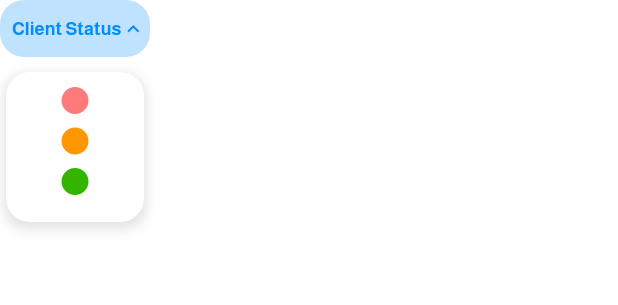
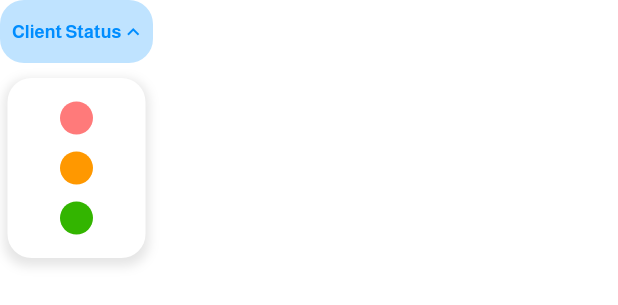
Before and after one commit to Taim-Amer/Debts, a Flutter app: the ClientStatusContainer widget shown alone on an empty page, opened directly, after a tap on "Client Status", on a phone screen of 412 x 824 dp. Shown: the top 305 px of the screen. Run offline on Flutter 3.47's test engine with Material 3 defaults, Android fonts, the phone set to English and light mode, and no system bars; our stand-ins replace dio, firebase_core, firebase_messaging, flutter_otp_text_field, flutter_screenutil, flutter_svg and 9 more; missing offline and left inert: measure_size_builder; accounts and stored records are empty; network calls fail.

Commit message:
Update Client Profile Screen

```diff
--- a/lib/features/debts/controllers/client_profile_controller/client_profile_controller.dart
+++ b/lib/features/debts/controllers/client_profile_controller/client_profile_controller.dart
@@ -75,6 +75,7 @@ class ClientProfileController extends GetxController{
       getClientProfile(clientProfileModel.value.customer!.id!);
     } catch(error){
       updateColorsStatus(value: RequestState.onError);
+      TLoggerHelper.warning(error.toString());
     }
   }
 }
--- a/lib/features/debts/screens/client_profile/widgets/client_profile_header.dart
+++ b/lib/features/debts/screens/client_profile/widgets/client_profile_header.dart
@@ -13,7 +13,9 @@ class ClientProfileHeader extends StatelessWidget {
   @override
   Widget build(BuildContext context) {
     final clientProfileModel = ClientProfileController.instance.clientProfileModel;
-    return Column(
+    return Padding(
+      padding: EdgeInsets.only(top: TSizes.spaceBtwSections.h, bottom: TSizes.sm.h),
+      child: Column(
         children: [
           SvgPicture.asset(TImages.profile),
           TSizes.xs.verticalSpace,
@@ -31,6 +33,7 @@ class ClientProfileHeader extends StatelessWidget {
             ],
           ),
         ],
+      ),
     );
   }
 }
--- a/lib/features/debts/screens/client_profile/widgets/client_status_container.dart
+++ b/lib/features/debts/screens/client_profile/widgets/client_status_container.dart
@@ -1,6 +1,7 @@
 import 'package:flutter/material.dart';
 import 'package:flutter_screenutil/flutter_screenutil.dart';
 import 'package:taha_debts/common/widgets/custom_shapes/containers/rounded_container.dart';
+import 'package:taha_debts/features/debts/controllers/client_profile_controller/client_profile_controller.dart';
 import 'package:taha_debts/localization/keys.dart';
 import 'package:taha_debts/utils/constants/colors.dart';
 import 'package:taha_debts/utils/constants/sizes.dart';
@@ -28,8 +29,8 @@ class _ClientStatusContainerState extends State<ClientStatusContainer> {
         GestureDetector(
           onTap: toggleExpand,
           child: TRoundedContainer(
-            height: 38.h,
-            width: 100.w,
+            height: 42.h,
+            width: 102.w,
             padding: const EdgeInsets.all(TSizes.sm),
             backgroundColor: const Color(0xFFBFE3FF),
             child: Row(
@@ -66,20 +67,39 @@ class _ClientStatusContainerState extends State<ClientStatusContainer> {
             duration: const Duration(milliseconds: 300),
             child: AnimatedContainer(
               duration: const Duration(milliseconds: 300),
-              height: isExpanded ? 100.h : 0,
+              height: isExpanded ? 120.h : 0,
               curve: Curves.easeInOut,
               padding: EdgeInsets.all(10.w),
-              child: SingleChildScrollView(
-                child: Column(
-                  mainAxisSize: MainAxisSize.min,
-                  children: [
-                    const TRoundedContainer(backgroundColor: TColors.redColor, width: 18, height: 18),
-                    9.verticalSpace,
-                    const TRoundedContainer(backgroundColor: TColors.yellowColor, width: 18, height: 18),
-                    9.verticalSpace,
-                    const TRoundedContainer(backgroundColor: TColors.greenColor, width: 18, height: 18),
-                  ],
-                ),
+              child: Column(
+                mainAxisAlignment: MainAxisAlignment.spaceAround,
+                children: [
+                  GestureDetector(
+                    onTap: () => ClientProfileController.instance.updateClientStatus('unallowed'),
+                    child: const TRoundedContainer(
+                      backgroundColor: TColors.redColor,
+                      width: 22,
+                      height: 22,
+                    ),
+                  ),
+                  // 9.verticalSpace,
+                  GestureDetector(
+                    onTap: () => ClientProfileController.instance.updateClientStatus('warn'),
+                    child: const TRoundedContainer(
+                      backgroundColor: TColors.yellowColor,
+                      width: 22,
+                      height: 22,
+                    ),
+                  ),
+                  // 9.verticalSpace,
+                  GestureDetector(
+                    onTap: () => ClientProfileController.instance.updateClientStatus('allowed'),
+                    child: const TRoundedContainer(
+                      backgroundColor: TColors.greenColor,
+                      width: 22,
+                      height: 22,
+                    ),
+                  ),
+                ],
               ),
             ),
           ),
--- a/lib/features/debts/screens/home/widgets/search_by_country_animated_container.dart
+++ b/lib/features/debts/screens/home/widgets/search_by_country_animated_container.dart
@@ -7,7 +7,6 @@ import 'package:taha_debts/features/debts/controllers/home_controller/home_contr
 import 'package:taha_debts/utils/constants/colors.dart';
 import 'package:taha_debts/utils/constants/sizes.dart';
 import 'package:taha_debts/utils/helpers/helper_functions.dart';
-import 'package:taha_debts/utils/logging/logger.dart';
 
 class SearchByCountryAnimatedContainer extends StatefulWidget {
   const SearchByCountryAnimatedContainer({super.key});
@@ -105,8 +104,6 @@ class _SearchByCountryAnimatedContainerState extends State<SearchByCountryAnimat
                   physics: const NeverScrollableScrollPhysics(),
                   itemCount: DebtScheduleController.instance.regionsModel.value.data?.length ?? 0,
                   itemBuilder: (context, index) {
-                    print(DebtScheduleController.instance.regionsModel.value.data?[index].title);
-                    print(DebtScheduleController.instance.regionsModel.value.data?[index].id);
                     return countryCodeItemBuilder(index);
                   },
                 ),
@@ -131,7 +128,6 @@ class _SearchByCountryAnimatedContainerState extends State<SearchByCountryAnimat
           DebtScheduleController.instance.selectedSponsorId.value = regionData?.id ?? 0;
           isExpanded = false;
         });
-        print(DebtScheduleController.instance.selectedSponsorId.value = regionData?.id ?? 0);
       },
       child: Padding(
         padding: EdgeInsets.symmetric(vertical: 5.h),
@@ -153,7 +149,6 @@ class _SearchByCountryAnimatedContainerState extends State<SearchByCountryAnimat
                     isExpanded = false;
                     HomeController.instance.nameSearch(regionData?.id);
                   });
-                  TLoggerHelper.info("Changed Selected ID: $value");
                 }
               },
             ),
--- a/lib/features/debts/screens/home/widgets/search_by_country_animated_textfield.dart
+++ b/lib/features/debts/screens/home/widgets/search_by_country_animated_textfield.dart
@@ -1,9 +1,7 @@
 import 'package:flutter/material.dart';
-import 'package:flutter_screenutil/flutter_screenutil.dart';
 import 'package:get/get.dart';
 import 'package:taha_debts/features/debts/controllers/home_controller/home_controller.dart';
 import 'package:taha_debts/features/debts/screens/home/widgets/search_by_country_animated_container.dart';
-import 'package:taha_debts/utils/constants/colors.dart';
 
 class SearchByCountryAnimatedTextfield extends StatelessWidget {
   const SearchByCountryAnimatedTextfield({super.key});
@@ -13,7 +11,6 @@ class SearchByCountryAnimatedTextfield extends StatelessWidget {
     return Obx(() => AnimatedContainer(
           duration: const Duration(milliseconds: 300),
           curve: Curves.linear,
-          // height: HomeController.instance.isExpanded.value ? 60.h : 0.h,
           child: HomeController.instance.isExpanded.value
               ? const SearchByCountryAnimatedContainer()
               : const SizedBox(),
```
Also changed, not shown: lib/features/debts/screens/client_profile/client_profile_screen.dart (+16 -41 lines). Lines whose indentation alone changed are shown as unchanged.
